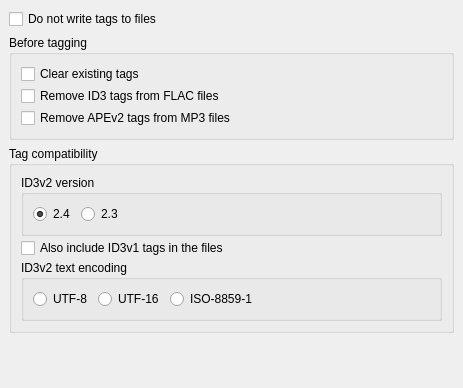
Old version of the form ui/options_tags.ui in the repository metabrainz/picard.
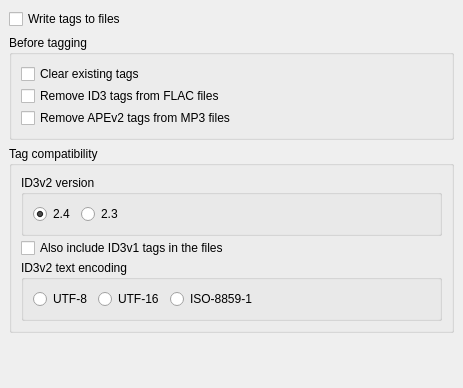
New version of the form.

Commit message: Renamed "do not write tags" into "write tags" in options.

Patch:
```diff
--- a/ui/options_tags.ui
+++ b/ui/options_tags.ui
@@ -17,9 +17,9 @@
     <number>9</number>
    </property>
    <item>
-    <widget class="QCheckBox" name="dont_write_tags" >
-     <property name="text" >
-      <string>Do not write tags to files</string>
+    <widget class="QCheckBox" name="write_tags">
+     <property name="text">
+      <string>Write tags to files</string>
      </property>
     </widget>
    </item>
```
Left out of the diff: 117 changed lines with no effect on the pictures. The commit also changes 2 other files.
